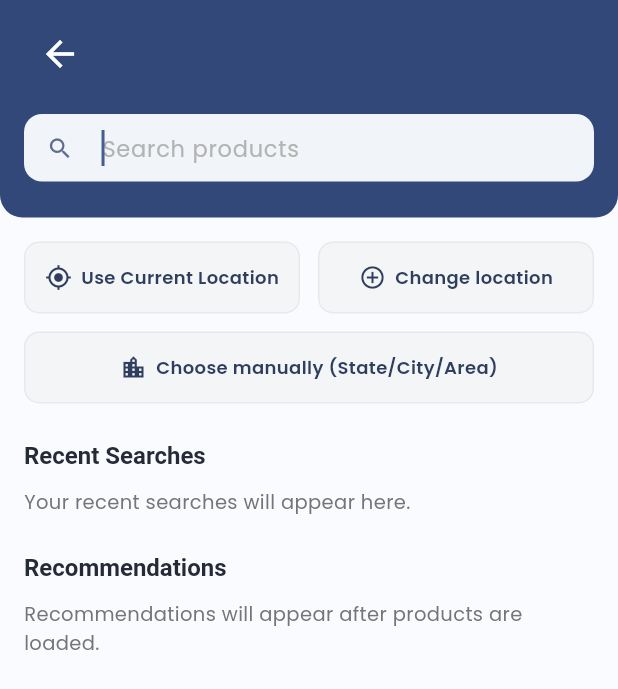
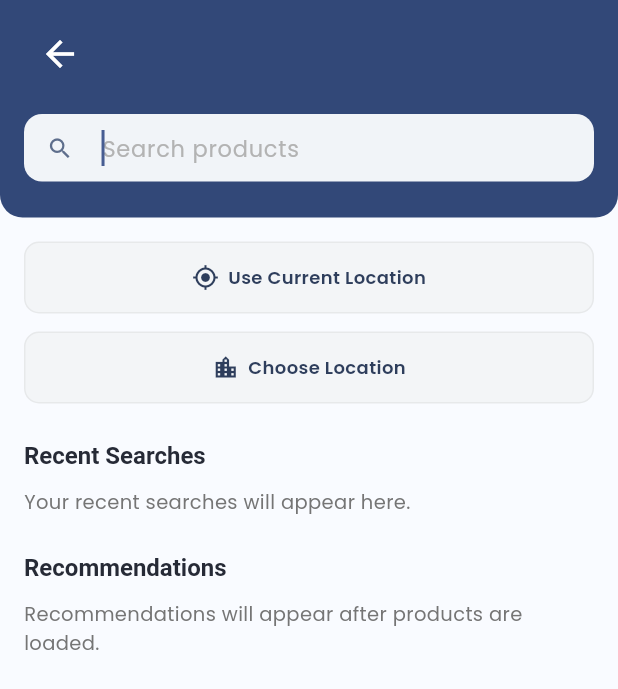
Before and after one commit to BhavinPanchal001/bikebooking, a Flutter app: the SearchScreen screen opened directly, on a phone screen of 412 x 824 dp. Shown: the top 689 px of the screen. Run offline on Flutter 3.47's test engine with Material 3 defaults, Android fonts, the phone set to English and light mode, and no system bars; our stand-ins replace cached_network_image, cloud_firestore, cloud_functions, firebase_auth, firebase_core, firebase_messaging and 12 more; missing offline and left inert: razorpay_flutter; accounts and stored records are empty.

Commit message:
Add UCrop, DB asset handling & search cleanup
Add UCrop integration and improve DB asset handling.

- Android: register UCropActivity in AndroidManifest and add UCropTheme in styles.xml; set aaptOptions noCompress "db" in app/build.gradle so bundled DB files aren't compressed.
- Database: bump embedded DB version to 24 and add robust copy logic (close any existing DB connection before overwriting, debug logs for copy/version, and a simple verification query after opening). Ensure openDatabase result is returned.
- Search screen: minor UI/UX and formatting cleanup — simplified some labels (e.g. "Choose Location"), commented out the duplicated change-location button, and various whitespace/one-line refactors for readability.
- Generated plugin file updates: remove .flutter-plugins and update .flutter-plugins-dependencies contents (environment-specific plugin paths and metadata).

```diff
--- a/lib/features/home/presentation/pages/search_screen.dart
+++ b/lib/features/home/presentation/pages/search_screen.dart
@@ -6,8 +6,7 @@ import 'package:bikebooking/features/auth/presentation/controllers/login_control
 import 'package:bikebooking/features/home/data/models/product_filter_state.dart';
 import 'package:bikebooking/features/home/data/models/product_model.dart';
 import 'package:bikebooking/features/home/presentation/controllers/favorites_controller.dart';
-import 'package:bikebooking/features/home/presentation/controllers/search_controller.dart'
-    as home_search;
+import 'package:bikebooking/features/home/presentation/controllers/search_controller.dart' as home_search;
 import 'package:bikebooking/features/home/presentation/widgets/bike_card.dart';
 import 'package:flutter/material.dart';
 import 'package:flutter/services.dart';
@@ -68,8 +67,7 @@ class _SearchScreenState extends State<SearchScreen> {
 
   @override
   void dispose() {
-    if (_ownsSearchController &&
-        Get.isRegistered<home_search.SearchController>()) {
+    if (_ownsSearchController && Get.isRegistered<home_search.SearchController>()) {
       Get.delete<home_search.SearchController>();
     }
     super.dispose();
@@ -144,8 +142,7 @@ class _SearchScreenState extends State<SearchScreen> {
                                 : null,
                             filled: true,
                             fillColor: const Color(0xFFF1F4F8),
-                            contentPadding:
-                                const EdgeInsets.symmetric(vertical: 12),
+                            contentPadding: const EdgeInsets.symmetric(vertical: 12),
                             border: OutlineInputBorder(
                               borderRadius: BorderRadius.circular(12),
                               borderSide: BorderSide.none,
@@ -318,8 +315,7 @@ class _SearchScreenState extends State<SearchScreen> {
   ) {
     return GetBuilder<LoginController>(
       builder: (loginController) {
-        final selectedLocation =
-            loginController.currentUserProfile?.location?.address.trim() ?? '';
+        final selectedLocation = loginController.currentUserProfile?.location?.address.trim() ?? '';
         return Column(
           crossAxisAlignment: CrossAxisAlignment.start,
           children: [
@@ -328,15 +324,11 @@ class _SearchScreenState extends State<SearchScreen> {
                 Expanded(
                   child: _buildLocationButton(
                     icon: Icons.my_location,
-                    label: loginController.isFetchingCurrentLocation
-                        ? 'Detecting...'
-                        : 'Use Current Location',
-                    onTap: loginController.isFetchingCurrentLocation ||
-                            loginController.isSavingLocation
+                    label: loginController.isFetchingCurrentLocation ? 'Detecting...' : 'Use Current Location',
+                    onTap: loginController.isFetchingCurrentLocation || loginController.isSavingLocation
                         ? null
                         : () async {
-                            final location =
-                                await loginController.useCurrentLocation(
+                            final location = await loginController.useCurrentLocation(
                               navigateToHome: false,
                               showSuccessSnackbar: true,
                             );
@@ -346,35 +338,33 @@ class _SearchScreenState extends State<SearchScreen> {
                           },
                   ),
                 ),
-                const SizedBox(width: 12),
-                Expanded(
-                  child: _buildLocationButton(
-                    icon: Icons.add_circle_outline,
-                    label: loginController.isSavingLocation
-                        ? 'Saving...'
-                        : 'Change location',
-                    onTap: loginController.isSavingLocation
-                        ? null
-                        : () async {
-                            final didSave = await Navigator.pushNamed(
-                              context,
-                              '/location_search',
-                              arguments: {'returnOnSave': true},
-                            );
-                            if (didSave == true) {
-                              controller.refreshRecommendations();
-                            }
-                          },
-                  ),
-                ),
+                // const SizedBox(width: 12),
+                // Expanded(
+                //   child: _buildLocationButton(
+                //     icon: Icons.add_circle_outline,
+                //     label: loginController.isSavingLocation
+                //         ? 'Saving...'
+                //         : 'Change location',
+                //     onTap: loginController.isSavingLocation
+                //         ? null
+                //         : () async {
+                //             final didSave = await Navigator.pushNamed(
+                //               context,
+                //               '/location_search',
+                //               arguments: {'returnOnSave': true},
+                //             );
+                //             if (didSave == true) {
+                //               controller.refreshRecommendations();
+                //             }
+                //           },
+                //   ),
+                // ),
               ],
             ),
             const SizedBox(height: 12),
             _buildLocationButton(
               icon: Icons.location_city,
-              label: loginController.isSavingLocation
-                  ? 'Saving...'
-                  : 'Choose manually (State/City/Area)',
+              label: loginController.isSavingLocation ? 'Saving...' : 'Choose Location',
               onTap: loginController.isSavingLocation
                   ? null
                   : () async {
@@ -383,15 +373,11 @@ class _SearchScreenState extends State<SearchScreen> {
                         '/select_state',
                       );
                       if (result != null && result is Map<String, dynamic>) {
-                        final displayAddress =
-                            result['displayAddress'] as String? ?? '';
-                        final latitude =
-                            (result['latitude'] as num?)?.toDouble();
-                        final longitude =
-                            (result['longitude'] as num?)?.toDouble();
+                        final displayAddress = result['displayAddress'] as String? ?? '';
+                        final latitude = (result['latitude'] as num?)?.toDouble();
+                        final longitude = (result['longitude'] as num?)?.toDouble();
                         if (displayAddress.isNotEmpty) {
-                          final saved =
-                              await loginController.saveManualLocation(
+                          final saved = await loginController.saveManualLocation(
                             displayAddress,
                             latitude: latitude,
                             longitude: longitude,
@@ -476,12 +462,8 @@ class _SearchScreenState extends State<SearchScreen> {
                   message: filterState.hasActiveFilters
                       ? 'Try clearing one or two filters to broaden the results.'
                       : 'Try a different name, brand, location, or category to find more matches.',
-                  actionLabel: filterState.hasActiveFilters
-                      ? 'Clear filters'
-                      : 'Clear search',
-                  onAction: filterState.hasActiveFilters
-                      ? controller.clearFilters
-                      : controller.clearSearch,
+                  actionLabel: filterState.hasActiveFilters ? 'Clear filters' : 'Clear search',
+                  onAction: filterState.hasActiveFilters ? controller.clearFilters : controller.clearSearch,
                 )
               : RefreshIndicator(
                   color: AppColors.primary,
@@ -740,10 +722,7 @@ class _SearchScreenState extends State<SearchScreen> {
                             isSelected: selectedQuickPrice == option,
                             onTap: () {
                               setModalState(() {
-                                selectedQuickPrice =
-                                    selectedQuickPrice == option
-                                        ? null
-                                        : option;
+                                selectedQuickPrice = selectedQuickPrice == option ? null : option;
                               });
                             },
                           ),
@@ -882,9 +861,7 @@ class _SearchScreenState extends State<SearchScreen> {
                 style: TextStyle(
                   fontSize: 14,
                   fontWeight: FontWeight.w500,
-                  color: isSelected
-                      ? const Color(0xFF233A66)
-                      : const Color(0xFF262A36),
+                  color: isSelected ? const Color(0xFF233A66) : const Color(0xFF262A36),
                 ),
               ),
             ),
@@ -932,8 +909,7 @@ class _SearchScreenState extends State<SearchScreen> {
               decoration: BoxDecoration(
                 shape: BoxShape.circle,
                 border: Border.all(
-                  color:
-                      isSelected ? AppColors.primary : const Color(0xFF8EA0C1),
+                  color: isSelected ? AppColors.primary : const Color(0xFF8EA0C1),
                   width: 1.5,
                 ),
               ),
@@ -991,8 +967,7 @@ class _SearchScreenState extends State<SearchScreen> {
           child: Text(
             'Clear',
             style: TextStyle(
-              color:
-                  onClear == null ? const Color(0xFFB7C0D0) : AppColors.primary,
+              color: onClear == null ? const Color(0xFFB7C0D0) : AppColors.primary,
               fontWeight: FontWeight.w600,
             ),
           ),
@@ -1025,8 +1000,7 @@ class _SearchScreenState extends State<SearchScreen> {
   }
 
   bool _hasPriceFilter(ProductFilterState filterState) {
-    return (filterState.selectedQuickPrice?.trim().isNotEmpty ?? false) ||
-        filterState.maxPrice != null;
+    return (filterState.selectedQuickPrice?.trim().isNotEmpty ?? false) || filterState.maxPrice != null;
   }
 
   bool _hasYearFilter(ProductFilterState filterState) {
@@ -1168,11 +1142,9 @@ class _SearchScreenState extends State<SearchScreen> {
                         const SizedBox(width: 8),
                         GetBuilder<FavoritesController>(
                           builder: (favoritesController) {
-                            final isFavorite =
-                                favoritesController.isFavorite(product);
+                            final isFavorite = favoritesController.isFavorite(product);
                             return GestureDetector(
-                              onTap: () =>
-                                  _favoritesController.toggleFavorite(product),
+                              onTap: () => _favoritesController.toggleFavorite(product),
                               child: Container(
                                 padding: const EdgeInsets.all(7),
                                 decoration: const BoxDecoration(
@@ -1180,12 +1152,8 @@ class _SearchScreenState extends State<SearchScreen> {
                                   shape: BoxShape.circle,
                                 ),
                                 child: Icon(
-                                  isFavorite
-                                      ? Icons.favorite
-                                      : Icons.favorite_border,
-                                  color: isFavorite
-                                      ? Colors.red
-                                      : const Color(0xFF5E6E8C),
+                                  isFavorite ? Icons.favorite : Icons.favorite_border,
+                                  color: isFavorite ? Colors.red : const Color(0xFF5E6E8C),
                                   size: 18,
                                 ),
                               ),
@@ -1199,9 +1167,7 @@ class _SearchScreenState extends State<SearchScreen> {
                       Wrap(
                         spacing: 6,
                         runSpacing: 6,
-                        children: tags
-                            .map((tag) => _buildInfoTag(tag))
-                            .toList(growable: false),
+                        children: tags.map((tag) => _buildInfoTag(tag)).toList(growable: false),
                       ),
                     if (tags.isNotEmpty) const SizedBox(height: 8),
                     Row(
@@ -1696,8 +1662,7 @@ class _YearFilterBottomSheetState extends State<_YearFilterBottomSheet> {
                         isSelected: _selectedBikeAge == option,
                         onTap: () {
                           setState(() {
-                            _selectedBikeAge =
-                                _selectedBikeAge == option ? null : option;
+                            _selectedBikeAge = _selectedBikeAge == option ? null : option;
                           });
                         },
                       ),
@@ -1723,9 +1688,7 @@ class _YearFilterBottomSheetState extends State<_YearFilterBottomSheet> {
                     child: Text(
                       'Clear',
                       style: TextStyle(
-                        color: !_hasAnySelection
-                            ? const Color(0xFFB7C0D0)
-                            : AppColors.primary,
+                        color: !_hasAnySelection ? const Color(0xFFB7C0D0) : AppColors.primary,
                         fontWeight: FontWeight.w600,
                       ),
                     ),
--- a/lib/features/location/data/services/openstreetmap_service.dart
+++ b/lib/features/location/data/services/openstreetmap_service.dart
@@ -781,26 +781,32 @@ out center 200;
     String stateName,
   ) async {
     try {
+      print('DEBUG getAreasFromDb: cityId=$cityId, cityName=$cityName, stateName=$stateName');
+
       final areasByCityAndState =
           await DatabaseHelper.instance.getAreasByCityAndStateName(
         cityName,
         stateName,
       );
+      print('DEBUG getAreasFromDb: areasByCityAndState count=${areasByCityAndState.length}');
       if (areasByCityAndState.isNotEmpty) return areasByCityAndState;
 
       // Try by ID first (works when states→cities flow came from DB)
       var areas = await DatabaseHelper.instance.getAreasByCity(cityId);
+      print('DEBUG getAreasFromDb: areasByCity($cityId) count=${areas.length}');
       if (areas.isNotEmpty) return areas;
 
       // ID-based lookup returned empty — the cityId may not match the DB
       // (e.g. cities were loaded from API fallback with sequential IDs).
       // Resolve by city name instead.
       areas = await DatabaseHelper.instance.getAreasByCityName(cityName);
+      print('DEBUG getAreasFromDb: areasByCityName($cityName) count=${areas.length}');
       if (areas.isNotEmpty) return areas;
     } catch (e) {
       print('DEBUG: SQLite getAreas failed, falling back to API: $e');
     }
 
+    print('DEBUG getAreasFromDb: All DB lookups returned empty, falling back to API');
     final places = await getLocalitiesInCity(cityName, stateName);
     return places
         .asMap()
```
Also changed, not shown: lib/core/database/database_helper.dart (+25 -2 lines), lib/features/location/presentation/pages/change_location_screen.dart (+24 -24 lines), lib/features/location/presentation/pages/select_area_screen.dart (+9 -1 lines), lib/features/location/presentation/pages/select_location_screen.dart (+16 -16 lines), pubspec.lock, 5 other files.
